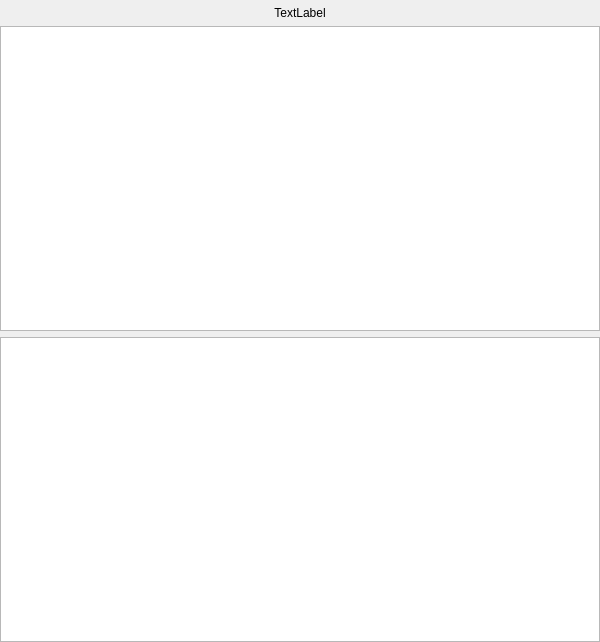
Qt form src/home/football/Team.ui (heimdallr/football) before a commit.
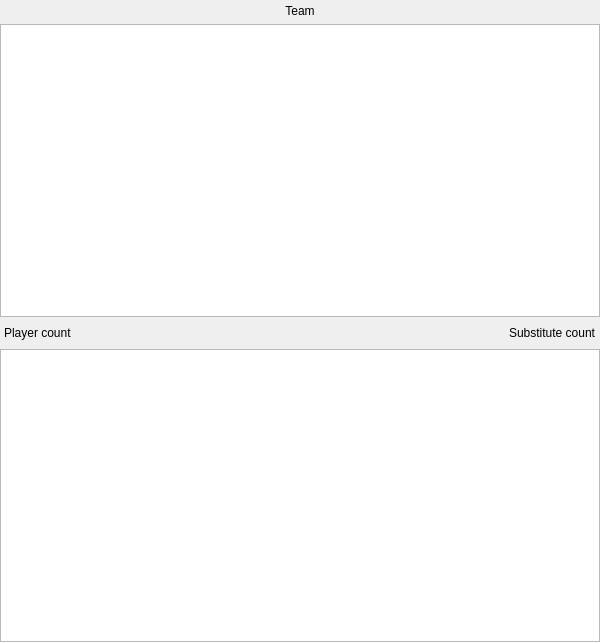
The same form after that commit.

Diff of the .ui file:
```diff
--- a/src/home/football/Team.ui
+++ b/src/home/football/Team.ui
@@ -18,7 +18,7 @@
     <number>0</number>
    </property>
    <property name="topMargin">
-    <number>6</number>
+    <number>4</number>
    </property>
    <property name="rightMargin">
     <number>0</number>
@@ -29,7 +29,7 @@
    <item>
     <widget class="QLabel" name="teamName">
      <property name="text">
-      <string>TextLabel</string>
+      <string>Team</string>
      </property>
      <property name="alignment">
       <set>Qt::AlignmentFlag::AlignCenter</set>
@@ -58,6 +58,43 @@
      </attribute>
     </widget>
    </item>
+   <item>
+    <layout class="QHBoxLayout" name="_2">
+     <property name="leftMargin">
+      <number>4</number>
+     </property>
+     <property name="rightMargin">
+      <number>4</number>
+     </property>
+     <item>
+      <widget class="QLabel" name="playerCount">
+       <property name="text">
+        <string>Player count</string>
+       </property>
+      </widget>
+     </item>
+     <item>
+      <spacer name="horizontalSpacer">
+       <property name="orientation">
+        <enum>Qt::Orientation::Horizontal</enum>
+       </property>
+       <property name="sizeHint" stdset="0">
+        <size>
+         <width>40</width>
+         <height>20</height>
+        </size>
+       </property>
+      </spacer>
+     </item>
+     <item>
+      <widget class="QLabel" name="substituteCount">
+       <property name="text">
+        <string>Substitute count</string>
+       </property>
+      </widget>
+     </item>
+    </layout>
+   </item>
    <item>
     <widget class="QTableView" name="viewSubstitutes">
      <property name="horizontalScrollBarPolicy">
```
Left out of the diff: 6 changed lines with no effect on the pictures.
